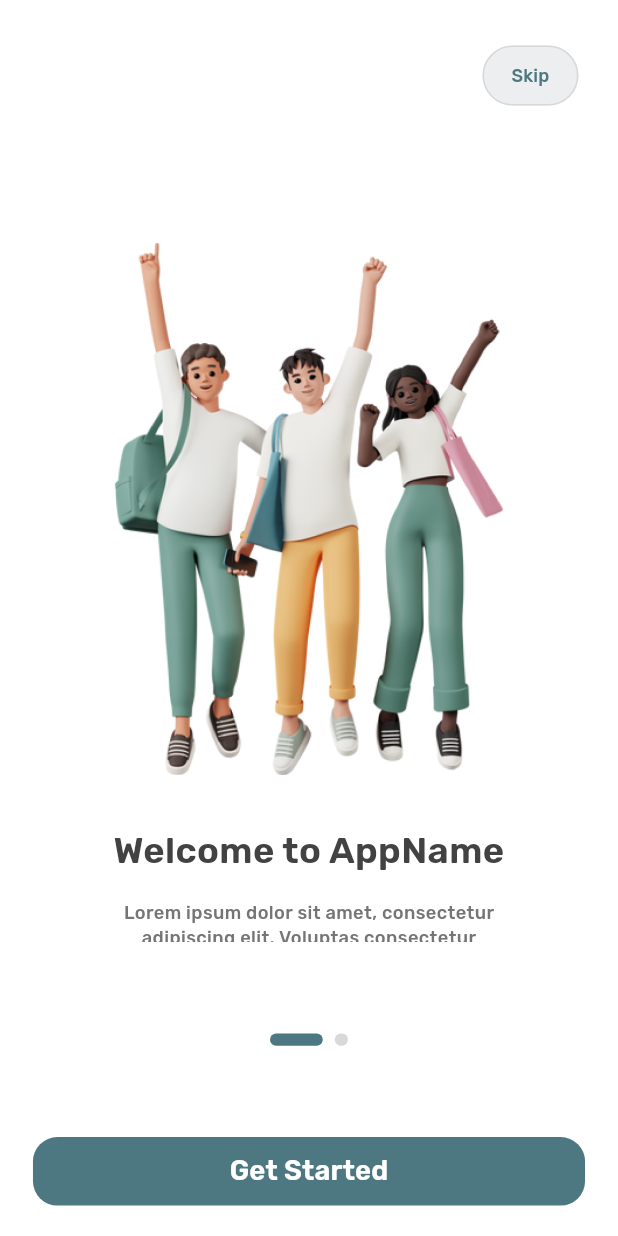
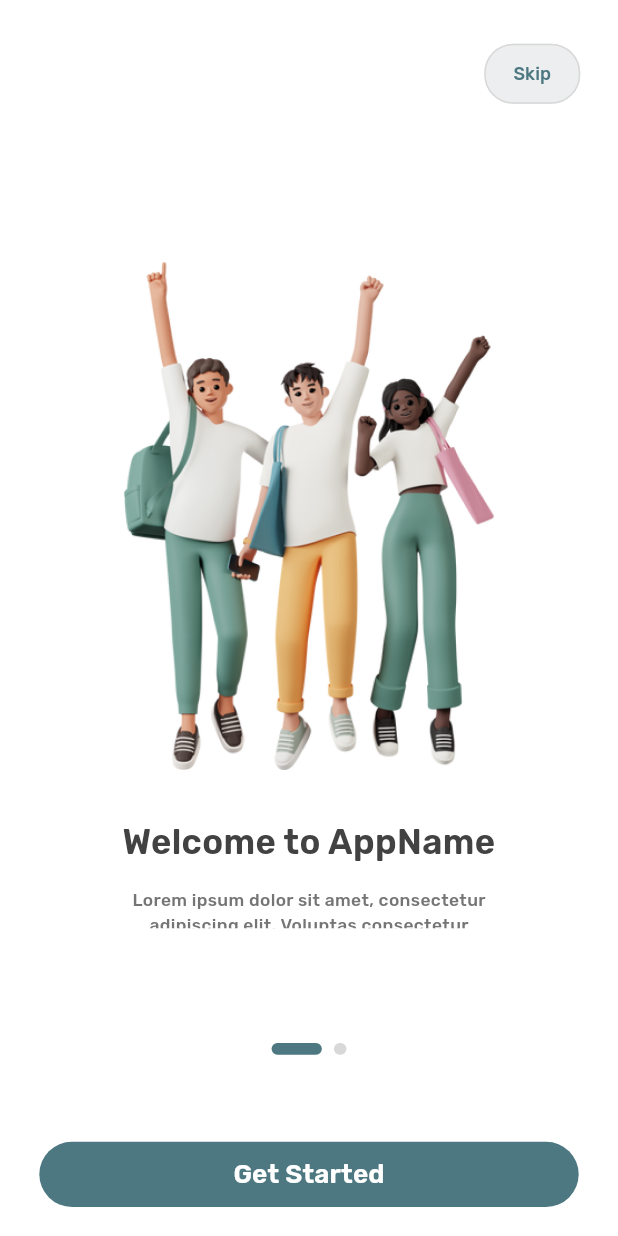
Before and after one commit to AmiraAbdel-fatah/Cool_Login-App, a Flutter app: the OnboardingScreen screen opened directly, after a tap on "Skip", after a tap on the "arrow back ios new" icon, on a phone screen of 412 x 824 dp. Run offline on Flutter 3.47's test engine with Material 3 defaults, Android fonts, the light colour scheme and no system bars; drawn by our look-alikes of smooth_page_indicator; our stand-ins replace flutter_screenutil, google_fonts.

Commit message:
Implement  sign-up screens with  responsive UI.

```diff
--- a/lib/Utils/app_colors.dart
+++ b/lib/Utils/app_colors.dart
@@ -7,4 +7,5 @@ class AppColors {
   static const Color secondary = Color(0xFF757575);
   static const Color textFieldFill = Color(0xFFEDEEEF);
   static const Color borderColor = Color(0xFFD8D8D8);
+  static const Color text = Color(0xFF6B7280);
 }
--- a/lib/Widgets/custom_elevated_button.dart
+++ b/lib/Widgets/custom_elevated_button.dart
@@ -26,7 +26,7 @@ class CustomElevatedButton extends StatelessWidget {
         style: ElevatedButton.styleFrom(
           backgroundColor: color ?? AppColors.primary,
           shape: RoundedRectangleBorder(
-            borderRadius: BorderRadius.circular(16.r),
+            borderRadius: BorderRadius.circular(10000.r),
           ),
           elevation: 0,
         ),
--- a/lib/Widgets/custom_text_field.dart
+++ b/lib/Widgets/custom_text_field.dart
@@ -21,9 +21,10 @@ class CustomTextField extends StatelessWidget {
   @override
   Widget build(BuildContext context) {
     return Container(
+      padding: EdgeInsetsDirectional.symmetric(horizontal: 12.w),
       decoration: BoxDecoration(
         color: AppColors.textFieldFill,
-        borderRadius: BorderRadius.circular(15.r),
+        borderRadius: BorderRadius.circular(128.r),
       ),
       child: TextField(
         obscureText: isPassword,
--- a/lib/main.dart
+++ b/lib/main.dart
@@ -13,7 +13,7 @@ class MyApp extends StatelessWidget {
   @override
   Widget build(BuildContext context) {
     return ScreenUtilInit(
-      designSize: const Size(375, 812), // Standard iPhone design size
+      designSize: const Size(393, 852),
       minTextAdapt: true,
       splitScreenMode: true,
       builder: (context, child) {
@@ -24,7 +24,7 @@ class MyApp extends StatelessWidget {
             primarySwatch: Colors.blue,
             useMaterial3: true,
           ),
-          home: const OnboardingScreen(),
+          home: OnboardingScreen(),
         );
       },
     );
--- a/lib/screens/login_screen.dart
+++ b/lib/screens/login_screen.dart
@@ -57,17 +57,19 @@ class LoginScreen extends StatelessWidget {
                   onPressed: () {},
                   child: Text(
                     'Forgot Password?',
-                    style: AppStyles.semiBold14Primary,
+                    style: AppStyles.semiBold14Primary.copyWith(
+                        color: AppColors.primary),
                   ),
                 ),
               ),
-              SizedBox(height: 160.h),
+              SizedBox(height: 200.h),
               CustomElevatedButton(text: 'Login', onPressed: () {}),
               SizedBox(height: 20.h),
               Center(
                 child: Text(
                   'Or Continue with',
-                  style: AppStyles.semiBold12Primary,
+                  style: AppStyles.semiBold12Primary.copyWith(
+                      color: Color(0xFF9CA3AF)),
                 ),
               ),
               SizedBox(height: 20.h),
@@ -93,7 +95,8 @@ class LoginScreen extends StatelessWidget {
                 children: [
                   Text(
                     "Don't have an Account? ",
-                    style: AppStyles.regular14Secondary,
+                    style: AppStyles.regular14Secondary.copyWith(
+                        color: AppColors.text),
                   ),
                   GestureDetector(
                     onTap:
@@ -101,15 +104,13 @@ class LoginScreen extends StatelessWidget {
                         Navigator.push(
                           context,
                           MaterialPageRoute(
-                            builder: (context) => const SignUpScreen(),
+                            builder: (context) => const SignupScreen(),
                           ),
                         ),
                     child: Text(
                       'Sign-Up',
                       style: AppStyles.medium14Primary.copyWith(
-                        fontSize: 14.sp,
                         fontWeight: FontWeight.bold,
-                        color: AppColors.primary,
                       ),
                     ),
                   ),
```
Also changed, not shown: lib/screens/sign_up_screen.dart (+97 -3 lines).
